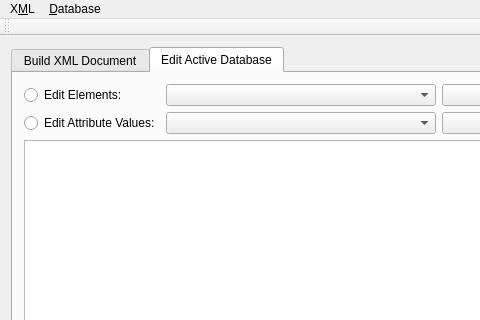
Before: the Qt Designer form GCXMLGenerator/gcmainwindow.ui in goblincoding/xmlmill, drawn with Qt 5; both pictures show x 0 to 480 and y 0 to 320 of the 885 by 531 pixel window.
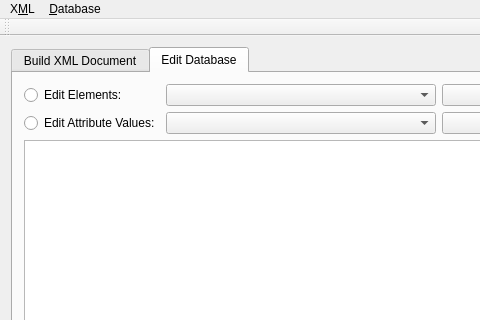
After: the same form once the commit is applied. The open tabs and pages were chosen to show the change. Icons and pictures are not drawn.

Commit message: Completely removed batch processing to DB from within the open XML file options.

Patch:
```diff
--- a/GCXMLGenerator/gcmainwindow.ui
+++ b/GCXMLGenerator/gcmainwindow.ui
@@ -160,7 +160,7 @@
       </widget>
       <widget class="QWidget" name="editXMLTab">
        <attribute name="title">
-        <string>Edit Active Database</string>
+        <string>Edit Database</string>
        </attribute>
        <layout class="QVBoxLayout" name="editXMLLayout">
         <item>
```
Left out of the diff: 2 changed lines with no effect on the pictures. The commit also changes 2 other files.
